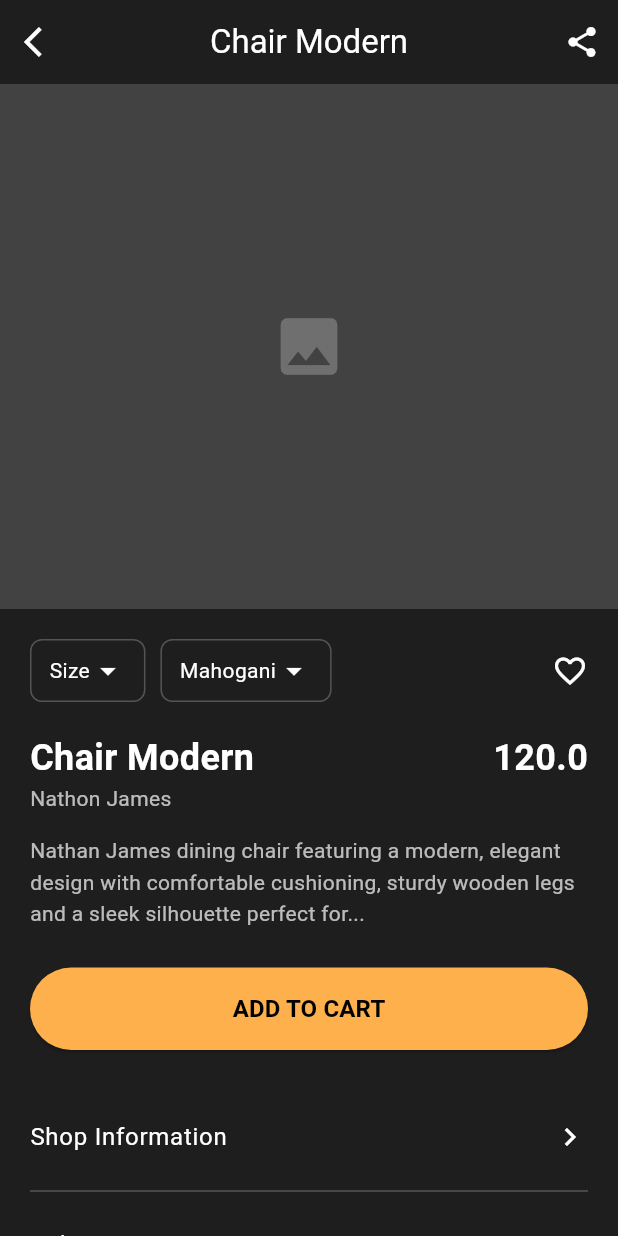
After one commit to LumeoLK/Lumeo-App, a Flutter app: the screen it shows after launch, after a tap on "Chair Modern", on a phone screen of 412 x 824 dp. The commit adds this screen. Run offline on Flutter 3.47's test engine with Material 3 defaults, Android fonts, the phone set to English and light mode, and no system bars.

Commit message:
use data from dummies

```diff
--- /dev/null
+++ b/demo/lib/pages/productdetailspage.dart
@@ -0,0 +1,233 @@
+import 'package:flutter/material.dart';
+import '../model/product.dart';
+
+class ProductDetailsPage extends StatefulWidget {
+  const ProductDetailsPage({super.key, required this.product});
+  final Product product;
+  @override
+  State<ProductDetailsPage> createState() => _ProductDetailsPageState();
+}
+
+class _ProductDetailsPageState extends State<ProductDetailsPage> {
+  // Exact colors from your design
+  final Color backgroundColor = const Color(0xFF1E1E1E);
+  final Color cardColor = const Color(0xFF2A2A2A);
+  final Color accentColor = const Color(0xFFFDB04B); // The Orange/Yellow
+  final Color secondaryTextColor = Colors.white70;
+
+  @override
+  Widget build(BuildContext context) {
+    return Scaffold(
+      backgroundColor: backgroundColor,
+      appBar: AppBar(
+        backgroundColor: Colors.transparent,
+        elevation: 0,
+        leading: IconButton(
+          icon: const Icon(Icons.arrow_back_ios, color: Colors.white),
+          onPressed: () => Navigator.pop(context), // Practice pop here!
+        ),
+        title: Text(widget.product.name, style: TextStyle(color: Colors.white)),
+        centerTitle: true,
+        actions: [
+          IconButton(
+            icon: const Icon(Icons.share, color: Colors.white),
+            onPressed: () {},
+          ),
+        ],
+      ),
+      body: SingleChildScrollView(
+        child: Column(
+          crossAxisAlignment: CrossAxisAlignment.start,
+          children: [
+            // 1. Image Placeholder Section
+            Container(
+              height: 350,
+              width: double.infinity,
+              color: Colors.grey[800], // PLACEHOLDER FOR IMAGE
+              child: const Center(
+                child: Icon(Icons.image, size: 50, color: Colors.white24),
+              ),
+            ),
+
+            Padding(
+              padding: const EdgeInsets.all(20.0),
+              child: Column(
+                crossAxisAlignment: CrossAxisAlignment.start,
+                children: [
+                  // 2. Dropdowns Row
+                  Row(
+                    children: [
+                      _buildDropdown("Size"),
+                      const SizedBox(width: 10),
+                      _buildDropdown("Mahogani"),
+                      const Spacer(),
+                      const Icon(Icons.favorite_border, color: Colors.white),
+                    ],
+                  ),
+                  const SizedBox(height: 20),
+
+                  // 3. Title and Price
+                  Row(
+                    mainAxisAlignment: MainAxisAlignment.spaceBetween,
+                    children: [
+                      Text(
+                        widget.product.name,
+                        style: TextStyle(
+                          fontSize: 24,
+                          fontWeight: FontWeight.bold,
+                          color: Colors.white,
+                        ),
+                      ),
+                      Text(
+                        widget.product.price.toString(),
+                        style: TextStyle(
+                          fontSize: 24,
+                          fontWeight: FontWeight.bold,
+                          color: Colors.white,
+                        ),
+                      ),
+                    ],
+                  ),
+                  Text(
+                    "Nathon James",
+                    style: TextStyle(color: secondaryTextColor),
+                  ),
+                  const SizedBox(height: 15),
+
+                  // 4. Description
+                  Text(
+                    "Nathan James dining chair featuring a modern, elegant design with comfortable cushioning, sturdy wooden legs and a sleek silhouette perfect for...",
+                    style: TextStyle(color: secondaryTextColor, height: 1.5),
+                  ),
+                  const SizedBox(height: 25),
+
+                  // 5. Add to Cart Button
+                  SizedBox(
+                    width: double.infinity,
+                    height: 55,
+                    child: ElevatedButton(
+                      style: ElevatedButton.styleFrom(
+                        backgroundColor: accentColor,
+                        shape: RoundedRectangleBorder(
+                          borderRadius: BorderRadius.circular(30),
+                        ),
+                      ),
+                      onPressed: () {},
+                      child: const Text(
+                        "ADD TO CART",
+                        style: TextStyle(
+                          color: Colors.black,
+                          fontWeight: FontWeight.bold,
+                          fontSize: 16,
+                        ),
+                      ),
+                    ),
+                  ),
+                  const SizedBox(height: 30),
+
+                  // 6. List tiles for Shop Info/Customization
+                  _buildListTile("Shop Information"),
+                  const Divider(color: Colors.white24),
+                  _buildListTile("Ask For Customizations"),
+                  const SizedBox(height: 30),
+
+                  // 7. "You can also like this" Section
+                  const Text(
+                    "You can also like this",
+                    style: TextStyle(
+                      fontSize: 18,
+                      fontWeight: FontWeight.bold,
+                      color: Colors.white,
+                    ),
+                  ),
+                  const SizedBox(height: 15),
+
+                  // Horizontal List of related items
+                  SizedBox(
+                    height: 200,
+                    child: ListView.builder(
+                      scrollDirection: Axis.horizontal,
+                      itemCount: 3,
+                      itemBuilder: (context, index) => _buildRelatedItem(),
+                    ),
+                  ),
+                ],
+              ),
+            ),
+          ],
+        ),
+      ),
+    );
+  }
+
+  // UI Helper methods to keep code clean (Like React sub-components)
+  Widget _buildDropdown(String label) {
+    return Container(
+      padding: const EdgeInsets.symmetric(horizontal: 12, vertical: 8),
+      decoration: BoxDecoration(
+        border: Border.all(color: Colors.white24),
+        borderRadius: BorderRadius.circular(8),
+      ),
+      child: Row(
+        children: [
+          Text(label, style: const TextStyle(color: Colors.white)),
+          const Icon(Icons.arrow_drop_down, color: Colors.white),
+        ],
+      ),
+    );
+  }
+
+  Widget _buildListTile(String title) {
+    return ListTile(
+      contentPadding: EdgeInsets.zero,
+      title: Text(title, style: const TextStyle(color: Colors.white)),
+      trailing: const Icon(Icons.chevron_right, color: Colors.white),
+      onTap: () {},
+    );
+  }
+
+  Widget _buildRelatedItem() {
+    return Container(
+      width: 150,
+      margin: const EdgeInsets.only(right: 15),
+      decoration: BoxDecoration(
+        color: cardColor,
+        borderRadius: BorderRadius.circular(15),
+      ),
+      child: Column(
+        crossAxisAlignment: CrossAxisAlignment.start,
+        children: [
+          Expanded(
+            child: Container(
+              decoration: BoxDecoration(
+                color: Colors.grey[700], // IMAGE PLACEHOLDER
+                borderRadius: const BorderRadius.vertical(
+                  top: Radius.circular(15),
+                ),
+              ),
+            ),
+          ),
+          const Padding(
+            padding: EdgeInsets.all(8.0),
+            child: Column(
+              crossAxisAlignment: CrossAxisAlignment.start,
+              children: [
+                Text(
+                  "Dining Chair",
+                  style: TextStyle(color: Colors.white, fontSize: 12),
+                ),
+                Text(
+                  "12\$",
+                  style: TextStyle(
+                    color: Colors.white,
+                    fontWeight: FontWeight.bold,
+                  ),
+                ),
+              ],
+            ),
+          ),
+        ],
+      ),
+    );
+  }
+}
--- a/demo/lib/product/product_card.dart
+++ b/demo/lib/product/product_card.dart
@@ -1,5 +1,6 @@
 import 'package:flutter/material.dart';
 import '../model/product.dart';
+import 'package:demo/pages/productdetailspage.dart';
 
 class ProductCard extends StatelessWidget {
   final Product product;
@@ -8,7 +9,16 @@ class ProductCard extends StatelessWidget {
 
   @override
   Widget build(BuildContext context) {
-    return Container(
+    return GestureDetector(
+      onTap: () {
+        Navigator.push(
+          context,
+          MaterialPageRoute(
+            builder: (context) => ProductDetailsPage(product: product),
+          ),
+        );
+      },
+      child: Container(
         width: 140,
         margin: EdgeInsets.only(right: 12),
         decoration: BoxDecoration(
@@ -48,6 +58,7 @@ class ProductCard extends StatelessWidget {
             ),
           ],
         ),
+      ),
     );
   }
 }
--- a/demo/lib/widgets/product_section.dart
+++ b/demo/lib/widgets/product_section.dart
@@ -18,10 +18,7 @@ class ProductSection extends StatelessWidget {
       children: [
         Text(
           title,
-          style: const TextStyle(
-            fontSize: 18,
-            fontWeight: FontWeight.bold,
-          ),
+          style: const TextStyle(fontSize: 18, fontWeight: FontWeight.bold),
         ),
         const SizedBox(height: 12),
         SizedBox(
```
Also changed, not shown: demo/lib/main.dart (line endings or trailing spaces). Lines whose indentation alone changed are shown as unchanged.
